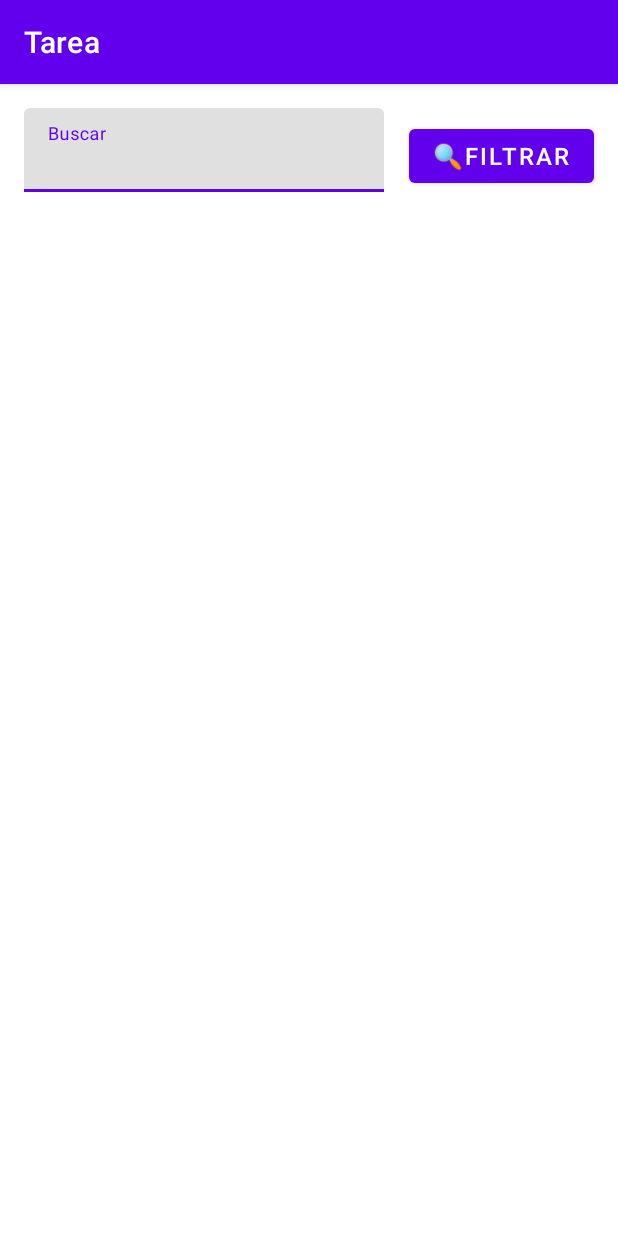
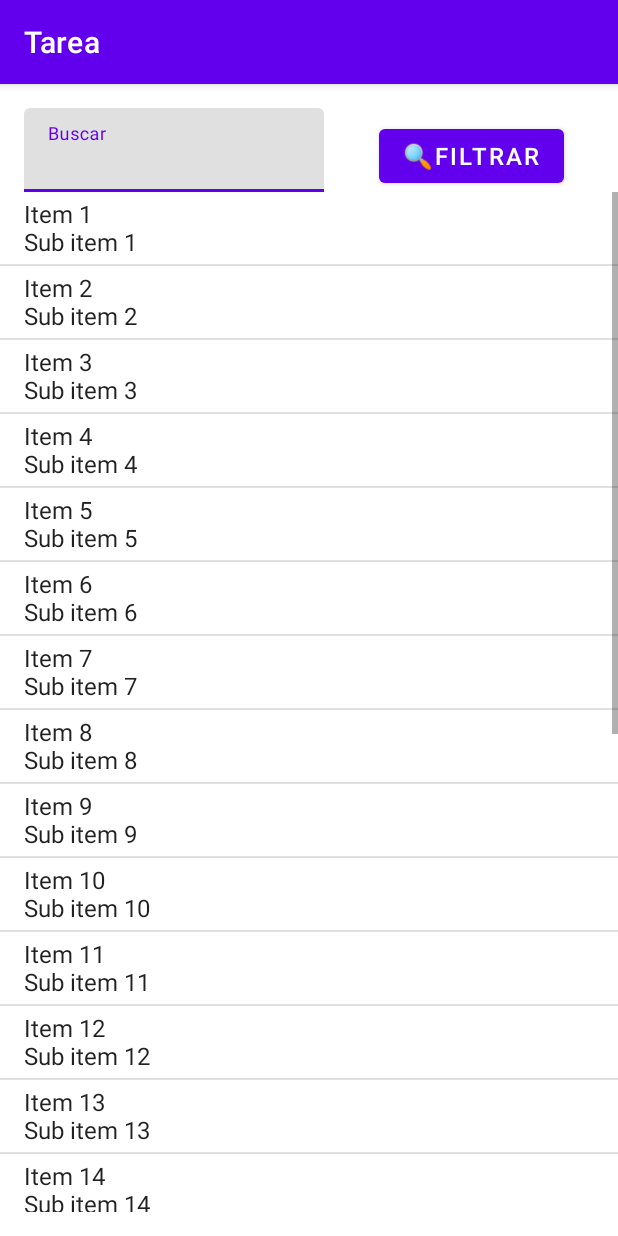
Before and after one commit to 123apptest/prueba2, an Android app: the actividadSegundo screen opened directly, with no data from a screen before it, on a phone screen of 412 x 824 dp. Run offline under Robolectric (Android 15) with nearby library versions, the phone set to English and light mode, and no system bars; 2 statements that could not run were skipped.

Commit message:
Funcion Eliminar cuando longclick item y genera arraylist

```diff
--- a/app/src/main/java/com/example/prueba2/Tarea.java
+++ b/app/src/main/java/com/example/prueba2/Tarea.java
@@ -1,4 +1,32 @@
 package com.example.prueba2;
 
-public class Tarea {
+import java.io.Serializable;
+
+public class Tarea implements Serializable {
+    private String titulo;
+    private String descripcion;
+
+
+    public String toString() {
+        return titulo + "\n" + descripcion;
+    }
+    public String getTitulo() {
+        return titulo;
+    }
+
+
+    public void setTitulo(String titulo) {
+        this.titulo = titulo;
+    }
+
+    public String getDescripcion() {
+        return descripcion;
+    }
+
+    public void setDescripcion(String descripcion) {
+        this.descripcion = descripcion;
+    }
+
+
+
 }
--- a/app/src/main/java/com/example/prueba2/actividadSegundo.java
+++ b/app/src/main/java/com/example/prueba2/actividadSegundo.java
@@ -3,12 +3,91 @@ package com.example.prueba2;
 import androidx.appcompat.app.AppCompatActivity;
 
 import android.os.Bundle;
+import android.view.View;
+import android.widget.AdapterView;
+import android.widget.ArrayAdapter;
+import android.widget.Button;
+import android.widget.ListView;
+import android.widget.TextView;
+import android.widget.Toast;
+
+import com.google.android.material.textfield.TextInputLayout;
+
+import java.util.ArrayList;
 
 public class actividadSegundo extends AppCompatActivity {
+
+    private TextInputLayout tilBuscar;
+    private ListView ltvnombres;
+    private Button btnFiltrar;
+
+    private ArrayAdapter<Tarea> adaptadorTareaLista;
+
+    private ArrayList<Tarea> losTareaLista;
+
 
     @Override
     protected void onCreate(Bundle savedInstanceState) {
         super.onCreate(savedInstanceState);
         setContentView(R.layout.activity_actividad_segundo);
+
+        referencia();
+        obteneDatos();
+        eventos();
+
+
+        adaptadorTareaLista = new ArrayAdapter<Tarea>(this, android.R.layout.simple_list_item_1, losTareaLista);
+        ltvnombres.setAdapter(adaptadorTareaLista);
+    }
+
+    private void eventos() {
+        btnFiltrar.setOnClickListener(new View.OnClickListener() {
+            @Override
+            public void onClick(View view) {
+                String dato = tilBuscar.getEditText().getText().toString();
+
+            }
+        });
+        ltvnombres.setOnItemLongClickListener(new AdapterView.OnItemLongClickListener() {
+            @Override
+            public boolean onItemLongClick(AdapterView<?> adapterView, View view, int i, long l) {
+                losTareaLista.remove(i);
+                adaptadorTareaLista.notifyDataSetChanged();
+                return false;
+
+            }
+
+        });
+
+    }
+
+    private void obteneDatos() {
+
+        for(int x = 1; x <= 25; ++x){
+            Tarea i = new Tarea();
+            i.setTitulo("Item " + x);
+            i.setDescripcion("Sub item " + x);
+            losTareaLista.add(i);
+        }
+
+        String titulo = getIntent().getExtras().getString("datoTitulo");
+        String descripcion = getIntent().getExtras().getString("datoDescripcion");
+        Tarea i = new Tarea();
+        i.setTitulo(titulo);
+        i.setDescripcion(descripcion);
+        losTareaLista.add(i);
+
+
+    }
+
+
+    private void referencia() {
+
+        ltvnombres = findViewById(R.id.ltvnombres);
+        tilBuscar = findViewById(R.id.tilBuscar);
+        btnFiltrar = findViewById(R.id.btnFiltrar);
+
+        losTareaLista = new ArrayList<Tarea>();
+
     }
 }
--- a/app/src/main/res/layout/activity_actividad_segundo.xml
+++ b/app/src/main/res/layout/activity_actividad_segundo.xml
@@ -8,7 +8,7 @@
 
     <com.google.android.material.textfield.TextInputLayout
         android:id="@+id/tilBuscar"
-        android:layout_width="240dp"
+        android:layout_width="200dp"
         android:layout_height="wrap_content"
         android:layout_marginStart="16dp"
         android:layout_marginTop="16dp"
@@ -26,16 +26,16 @@
         android:layout_width="wrap_content"
         android:layout_height="wrap_content"
         android:layout_marginTop="24dp"
-        android:layout_marginEnd="16dp"
         android:text="🔍FILTRAR"
         android:textSize="16sp"
         app:layout_constraintEnd_toEndOf="parent"
+        app:layout_constraintStart_toEndOf="@+id/tilBuscar"
         app:layout_constraintTop_toTopOf="parent" />
 
     <ListView
         android:id="@+id/ltvnombres"
-        android:layout_width="410dp"
-        android:layout_height="485dp"
+        android:layout_width="0dp"
+        android:layout_height="0dp"
         android:layout_marginBottom="16dp"
         app:layout_constraintBottom_toBottomOf="parent"
         app:layout_constraintEnd_toEndOf="parent"
--- a/app/src/main/res/layout/activity_main.xml
+++ b/app/src/main/res/layout/activity_main.xml
@@ -7,7 +7,7 @@
     tools:context=".MainActivity">
 
     <Button
-        android:id="@+id/button"
+        android:id="@+id/btnBuscar"
         android:layout_width="58dp"
         android:layout_height="61dp"
         android:layout_marginStart="16dp"
```
Also changed, not shown: app/src/main/java/com/example/prueba2/MainActivity.java (+88 -0 lines).
